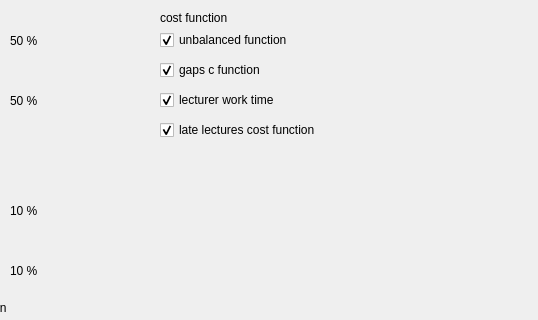
The window that gui/main_window.ui (dominik-air/timetable-scheduler) describes before a commit, drawn with Qt 5; both pictures show x 550 to 1088 and y 100 to 420 of the 1088 by 713 pixel window.
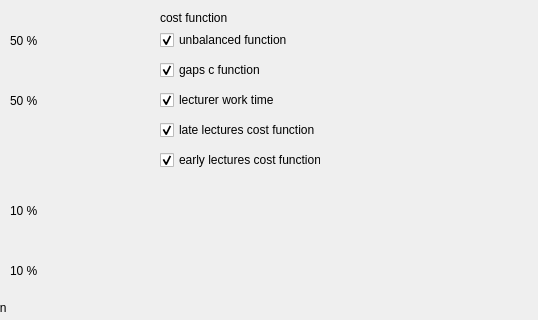
The same window after the commit.

Commit message: gui_add_early_function

```diff
--- a/gui/main_window.ui
+++ b/gui/main_window.ui
@@ -703,6 +703,22 @@
      <string>50 %</string>
     </property>
    </widget>
+   <widget class="QCheckBox" name="checkBox_early_lectures_cost_function">
+    <property name="geometry">
+     <rect>
+      <x>710</x>
+      <y>250</y>
+      <width>161</width>
+      <height>20</height>
+     </rect>
+    </property>
+    <property name="text">
+     <string>early lectures cost function</string>
+    </property>
+    <property name="checked">
+     <bool>true</bool>
+    </property>
+   </widget>
   </widget>
   <widget class="QMenuBar" name="menubar">
    <property name="geometry">
```
The commit also changes 2 other files.
